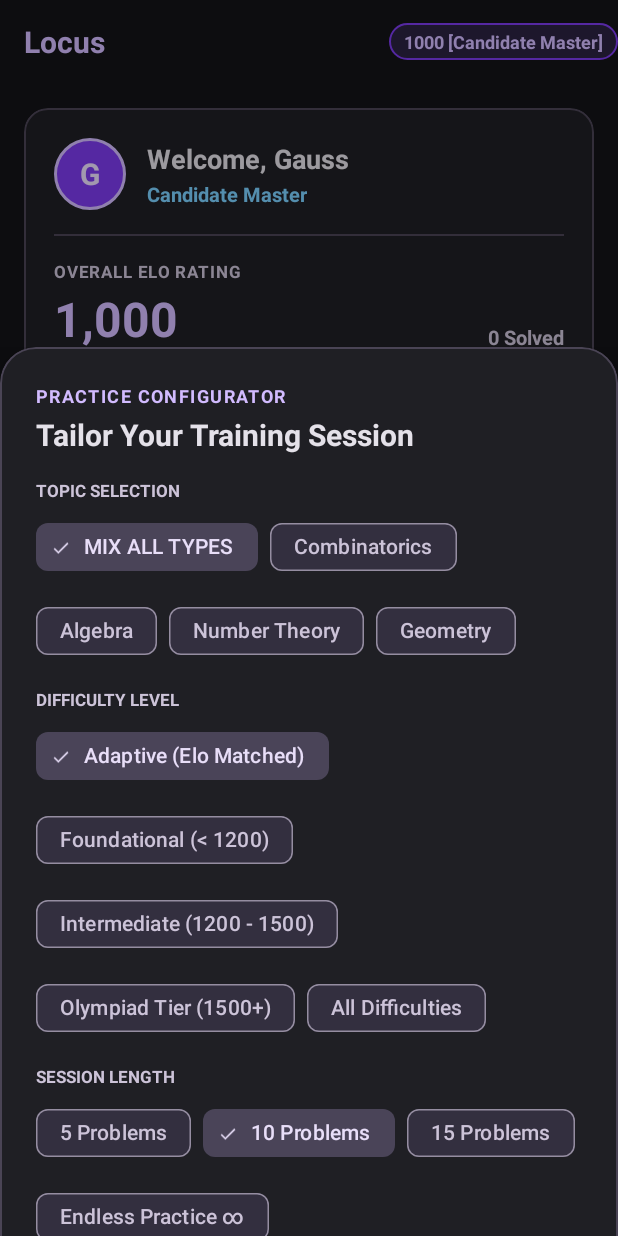
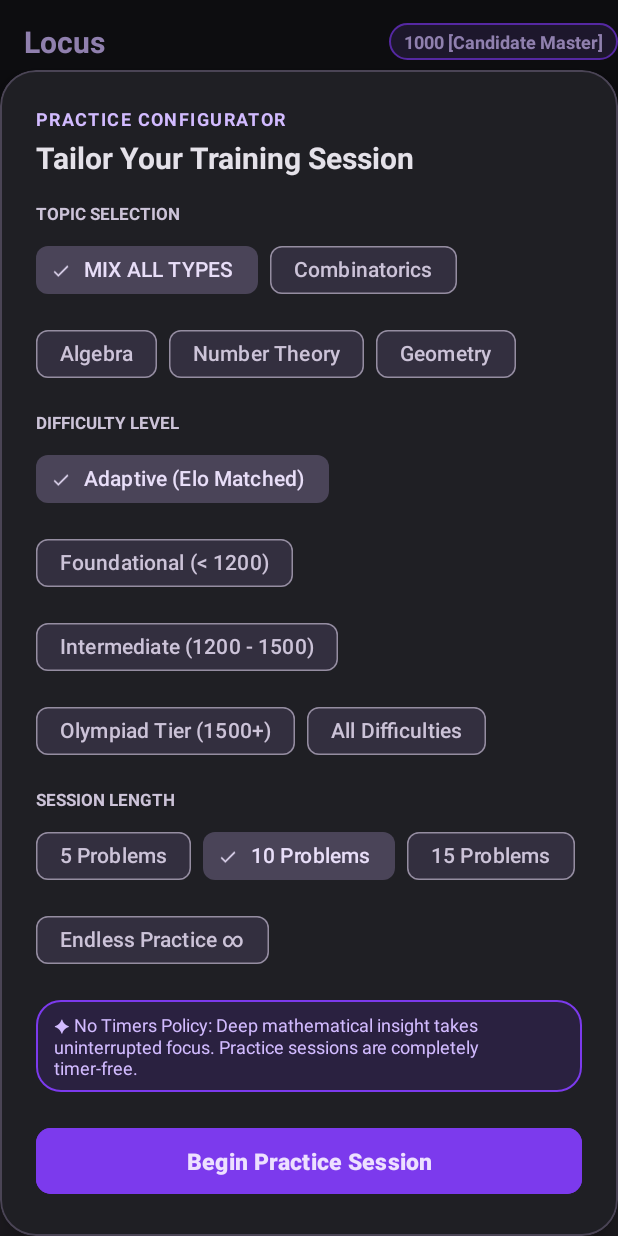
Before and after one commit to Irfan-Qavi/Locus-Math-Olympiad-App, an Android app: the fragment PracticeConfigBottomSheet placed in its activity, on a phone screen of 412 x 824 dp. Run offline under Robolectric (Android 15) with nearby library versions, the light colour scheme and no system bars; our stand-ins replace Dagger/Hilt's generated code, Room's generated code.

Commit message:
fix: resolve KaTeX quirks mode, bottom sheet scroll cutoff, and strict semantic grading

```diff
--- a/app/src/main/java/com/locus/olympiad/ui/practice/PracticeConfigBottomSheet.kt
+++ b/app/src/main/java/com/locus/olympiad/ui/practice/PracticeConfigBottomSheet.kt
@@ -6,6 +6,8 @@ import android.os.Bundle
 import android.view.LayoutInflater
 import android.view.View
 import android.view.ViewGroup
+import com.google.android.material.bottomsheet.BottomSheetBehavior
+import com.google.android.material.bottomsheet.BottomSheetDialog
 import com.google.android.material.bottomsheet.BottomSheetDialogFragment
 import com.locus.olympiad.R
 import com.locus.olympiad.data.model.MathTopic
@@ -85,6 +87,16 @@ class PracticeConfigBottomSheet() : BottomSheetDialogFragment() {
         }
     }
 
+    override fun onStart() {
+        super.onStart()
+        val bottomSheetDialog = dialog as? BottomSheetDialog ?: return
+        val bottomSheet = bottomSheetDialog.findViewById<View>(com.google.android.material.R.id.design_bottom_sheet) ?: return
+        val behavior = BottomSheetBehavior.from(bottomSheet)
+        behavior.state = BottomSheetBehavior.STATE_EXPANDED
+        behavior.skipCollapsed = true
+        bottomSheetDialog.window?.setBackgroundDrawable(ColorDrawable(Color.TRANSPARENT))
+    }
+
     override fun onDestroyView() {
         super.onDestroyView()
         _binding = null
--- a/app/src/main/res/layout/dialog_practice_config.xml
+++ b/app/src/main/res/layout/dialog_practice_config.xml
@@ -8,6 +8,14 @@
     app:cardElevation="12dp"
     app:strokeColor="@color/outline_variant"
     app:strokeWidth="1dp">
+
+    <androidx.core.widget.NestedScrollView
+        android:id="@+id/scrollConfigContainer"
+        android:layout_width="match_parent"
+        android:layout_height="wrap_content"
+        android:fillViewport="true"
+        android:overScrollMode="ifContentScrolls"
+        app:layout_behavior="@string/appbar_scrolling_view_behavior">
 
         <LinearLayout
             android:layout_width="match_parent"
@@ -218,4 +226,5 @@
                 app:cornerRadius="10dp" />
 
         </LinearLayout>
+    </androidx.core.widget.NestedScrollView>
 </com.google.android.material.card.MaterialCardView>
```
Also changed, not shown: app/src/main/java/com/locus/olympiad/repository/AiTutorRepositoryImpl.kt (+33 -16 lines), app/src/main/java/com/locus/olympiad/ui/math/KatexWebView.kt (+50 -9 lines). Lines whose indentation alone changed are shown as unchanged.
